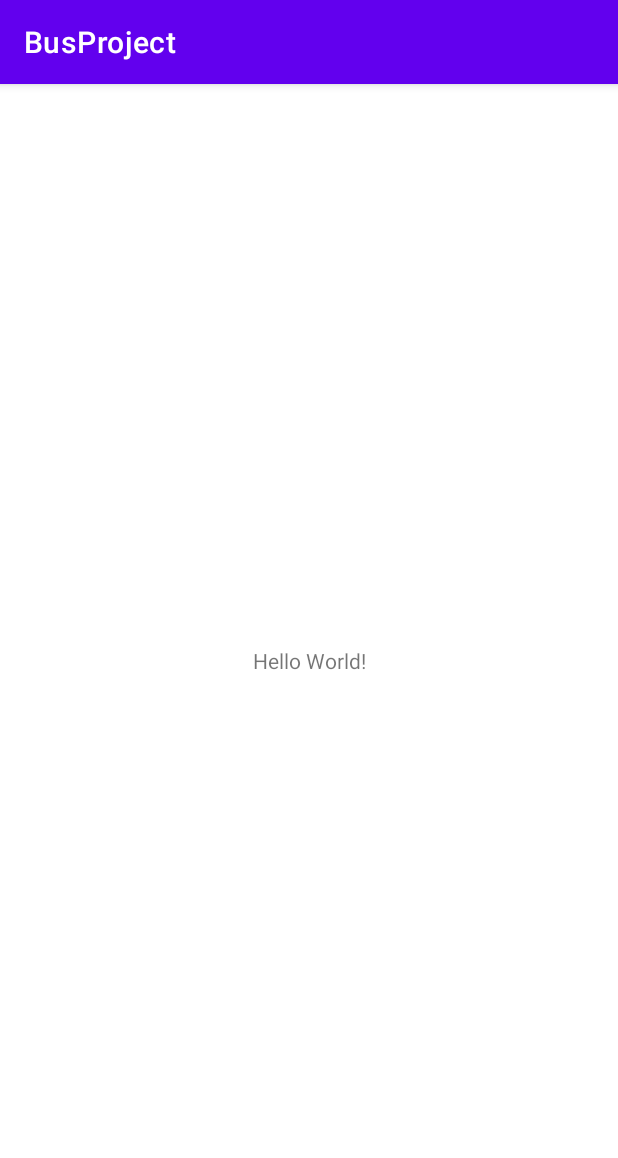
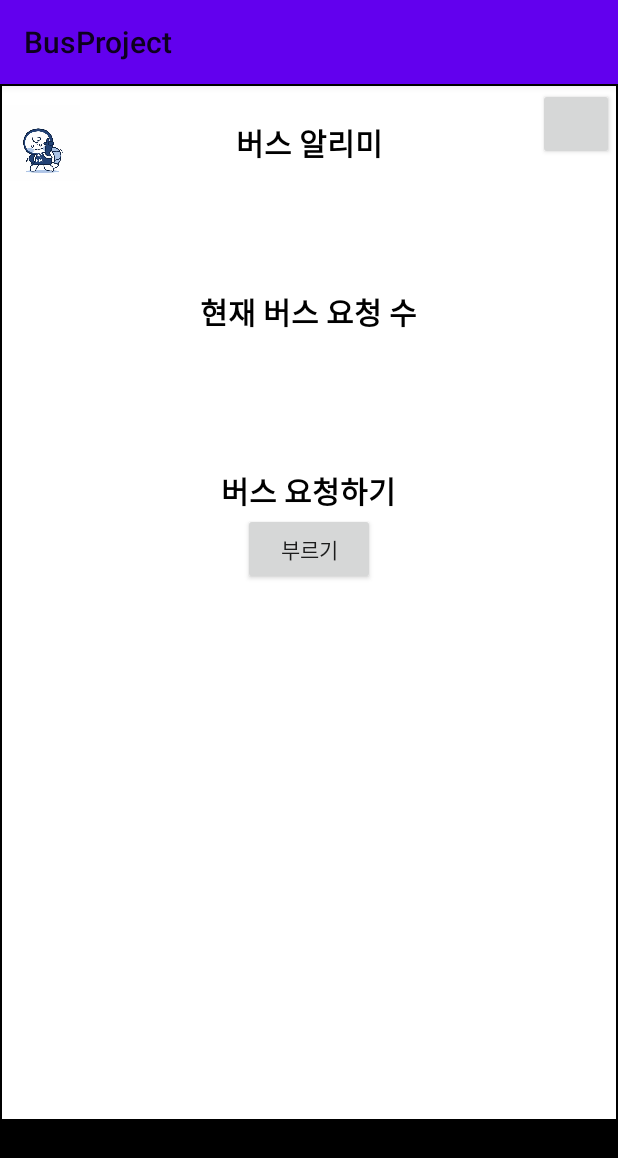
Before and after one commit to jiman-you/IoTCommunication_System, an Android app: the screen it shows after launch (MainActivity before the commit, UserActivity after it), on a phone screen of 412 x 824 dp. Shown: the top 1158 px of the screen. Run offline under Robolectric (Android 15) with nearby library versions, the light colour scheme and no system bars.

Commit message:
중간저장
유저, 관제실, 그래들 등 저장

```diff
--- a/BusProject/app/src/main/AndroidManifest.xml
+++ b/BusProject/app/src/main/AndroidManifest.xml
@@ -10,7 +10,10 @@
         android:supportsRtl="true"
         android:theme="@style/Theme.BusProject">
         <activity
-            android:name=".MainActivity"
+            android:name=".ControlActivity"
+            android:exported="true" />
+        <activity
+            android:name=".UserActivity"
             android:exported="true">
             <intent-filter>
                 <action android:name="android.intent.action.MAIN" />
--- a/BusProject/app/src/main/java/com/hansung/android/busproject/MainActivity.java
+++ /dev/null
@@ -1,14 +0,0 @@
-package com.hansung.android.busproject;
-
-import androidx.appcompat.app.AppCompatActivity;
-
-import android.os.Bundle;
-
-public class MainActivity extends AppCompatActivity {
-
-    @Override
-    protected void onCreate(Bundle savedInstanceState) {
-        super.onCreate(savedInstanceState);
-        setContentView(R.layout.activity_main);
-    }
-}
--- /dev/null
+++ b/BusProject/app/src/main/java/com/hansung/android/busproject/UserActivity.java
@@ -0,0 +1,29 @@
+package com.hansung.android.busproject;
+
+import androidx.appcompat.app.AppCompatActivity;
+
+import android.content.Intent;
+import android.os.Bundle;
+import android.view.View;
+import android.widget.Button;
+
+public class UserActivity extends AppCompatActivity {
+
+    @Override
+    protected void onCreate(Bundle savedInstanceState) {
+        super.onCreate(savedInstanceState);
+        setContentView(R.layout.activity_user);
+
+        Button Control = findViewById(R.id.alarm);
+        Control.setOnClickListener(new View.OnClickListener() {
+            @Override
+            public void onClick(View view) {
+                Intent intent = new Intent(getApplicationContext(), ControlActivity.class);
+                startActivity(intent);
+                finish();
+
+            }
+        });
+    }
+
+}
--- a/BusProject/app/src/main/res/layout/activity_main.xml
+++ /dev/null
@@ -1,18 +0,0 @@
-<?xml version="1.0" encoding="utf-8"?>
-<androidx.constraintlayout.widget.ConstraintLayout xmlns:android="http://schemas.android.com/apk/res/android"
-    xmlns:app="http://schemas.android.com/apk/res-auto"
-    xmlns:tools="http://schemas.android.com/tools"
-    android:layout_width="match_parent"
-    android:layout_height="match_parent"
-    tools:context=".MainActivity">
-
-    <TextView
-        android:layout_width="wrap_content"
-        android:layout_height="wrap_content"
-        android:text="Hello World!"
-        app:layout_constraintBottom_toBottomOf="parent"
-        app:layout_constraintLeft_toLeftOf="parent"
-        app:layout_constraintRight_toRightOf="parent"
-        app:layout_constraintTop_toTopOf="parent" />
-
-</androidx.constraintlayout.widget.ConstraintLayout>
--- /dev/null
+++ b/BusProject/app/src/main/res/layout/activity_user.xml
@@ -0,0 +1,148 @@
+<?xml version="1.0" encoding="utf-8"?>
+<LinearLayout xmlns:android="http://schemas.android.com/apk/res/android"
+    xmlns:app="http://schemas.android.com/apk/res-auto"
+    xmlns:tools="http://schemas.android.com/tools"
+    android:layout_width="match_parent"
+    android:layout_height="match_parent"
+    android:orientation="vertical"
+    android:background="@color/black"
+    android:weightSum="10"
+    android:padding="1dp">
+
+    <LinearLayout
+        android:layout_width="match_parent"
+        android:layout_height="0dp"
+        android:layout_weight="1"
+        android:orientation="horizontal"
+        android:weightSum="10"
+        android:padding="1dp"
+        android:background="@color/white">
+
+        <ImageView
+            android:layout_width="50dp"
+            android:layout_height="match_parent"
+            android:layout_weight="1"
+            android:src="@drawable/boogi" />
+
+        <TextView
+            android:layout_width="300dp"
+            android:layout_height="match_parent"
+            android:layout_weight="8"
+            android:layout_gravity="center"
+            android:gravity="center_vertical|center_horizontal"
+            android:text="버스 알리미"
+            android:textColor="@color/black"
+            android:textSize="20sp"
+            android:textStyle="bold"></TextView>
+        <Button
+            android:id="@+id/alarm"
+            android:layout_width="50dp"
+            android:layout_height="wrap_content"
+            android:layout_weight="1"
+            android:text="">
+        </Button>
+    </LinearLayout>
+
+    <LinearLayout
+        android:layout_width="match_parent"
+        android:layout_height="0dp"
+        android:layout_weight="8"
+        android:background="@color/white"
+        android:orientation="vertical"
+        android:padding="1dp">
+
+        <TextView
+            android:layout_width="wrap_content"
+            android:layout_height="wrap_content">
+
+        </TextView>
+        <TextView
+            android:layout_width="wrap_content"
+            android:layout_height="wrap_content">
+
+        </TextView>
+        <TextView
+            android:layout_width="wrap_content"
+            android:layout_height="wrap_content">
+
+        </TextView>
+
+        <TextView
+            android:id="@+id/count"
+            android:layout_width="wrap_content"
+            android:layout_height="wrap_content"
+            android:layout_gravity="center"
+            android:text="현재 버스 요청 수"
+            android:textColor="@color/black"
+            android:textSize="20sp"
+            android:textStyle="bold" />
+
+        <TextView
+            android:id="@+id/countstate"
+            android:layout_width="wrap_content"
+            android:layout_height="12dp"
+            android:layout_gravity="center"
+            android:textSize="15sp" />
+
+
+        <TextView
+            android:layout_width="wrap_content"
+            android:layout_height="wrap_content">
+
+        </TextView>
+        <TextView
+            android:layout_width="wrap_content"
+            android:layout_height="wrap_content">
+
+        </TextView>
+        <TextView
+            android:layout_width="wrap_content"
+            android:layout_height="wrap_content">
+
+        </TextView>
+        <TextView
+            android:layout_width="wrap_content"
+            android:layout_height="wrap_content">
+
+        </TextView>
+
+        <TextView
+            android:id="@+id/call"
+            android:layout_width="wrap_content"
+            android:layout_height="wrap_content"
+            android:layout_gravity="center"
+            android:text="버스 요청하기"
+            android:textColor="@color/black"
+            android:textSize="20sp"
+            android:textStyle="bold" />
+
+        <Button
+            android:id="@+id/callbtn"
+            android:layout_width="wrap_content"
+            android:layout_height="wrap_content"
+            android:layout_gravity="center"
+            android:text="부르기" />
+
+
+
+
+        <TextView
+            android:id="@+id/servostate"
+            android:layout_width="wrap_content"
+            android:layout_height="wrap_content"
+            android:layout_gravity="center"
+            android:textSize="15sp" />
+
+        <TextView
+            android:layout_width="wrap_content"
+            android:layout_height="wrap_content"
+            android:textSize="15sp" />
+
+        <TextView
+            android:layout_width="wrap_content"
+            android:layout_height="wrap_content"
+            android:textSize="15sp" />
+
+
+    </LinearLayout>
+</LinearLayout>
--- a/BusProject/app/src/main/res/values/themes.xml
+++ b/BusProject/app/src/main/res/values/themes.xml
@@ -1,6 +1,6 @@
 <resources xmlns:tools="http://schemas.android.com/tools">
     <!-- Base application theme. -->
-    <style name="Theme.BusProject" parent="Theme.MaterialComponents.DayNight.DarkActionBar">
+    <style name="Theme.BusProject" parent="Theme.AppCompat.Light">
         <!-- Primary brand color. -->
         <item name="colorPrimary">@color/purple_500</item>
         <item name="colorPrimaryVariant">@color/purple_700</item>
--- a/BusProject/build.gradle
+++ b/BusProject/build.gradle
@@ -3,9 +3,12 @@ buildscript {
     repositories {
         google()
         mavenCentral()
+        jcenter()
     }
     dependencies {
         classpath "com.android.tools.build:gradle:7.0.2"
+        classpath 'com.google.gms:google-services:4.3.10'
+
 
         // NOTE: Do not place your application dependencies here; they belong
         // in the individual module build.gradle files
```
Also changed, not shown: BusProject/app/build.gradle (+14 -5 lines), BusProject/app/src/main/java/com/hansung/android/busproject/ControlActivity.java (added, +28 -0 lines), BusProject/app/src/main/java/com/hansung/android/busproject/UI/UpdateShadow.java (added, +63 -0 lines), BusProject/app/src/main/java/com/hansung/android/busproject/UI/UserGetThingShadow.java (added, +81 -0 lines), BusProject/app/src/main/java/com/hansung/android/busproject/httpconnection/GetRequest.java (added, +73 -0 lines), BusProject/app/src/main/java/com/hansung/android/busproject/httpconnection/PutRequest.java (added, +76 -0 lines), BusProject/app/src/main/res/layout/activity_control.xml (added, +148 -0 lines), BusProject/app/src/main/res/drawable/boogi.jpg (added), BusProject/app/src/main/res/drawable/control.jpg (added), 413 other files.
